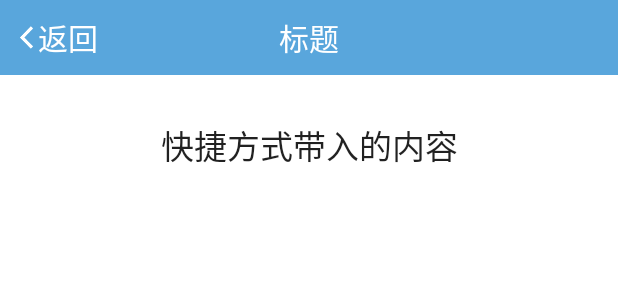
After one commit to hytcyjb/yjboAndroidModule, an Android app: the layout activity_show_content.xml on its own in the app's theme, with its tools: preview values and no code run, on a phone screen of 412 x 824 dp. The commit adds this screen. Shown: the top 300 px of the screen. Run offline under Robolectric (Android 15) with nearby library versions, the phone set to English and light mode, and no system bars.

Commit message:
Android创建桌面快捷方式

```diff
--- a/app/src/main/java/com/yjbo/yjboandroidmodule/fragment/FirstFragment.java
+++ b/app/src/main/java/com/yjbo/yjboandroidmodule/fragment/FirstFragment.java
@@ -33,4 +33,5 @@ public class FirstFragment extends Fragment {
 
     }
 
+
 }
--- a/app/src/main/java/com/yjbo/yjboandroidmodule/view/SlidFragmentActivity.java
+++ b/app/src/main/java/com/yjbo/yjboandroidmodule/view/SlidFragmentActivity.java
@@ -8,6 +8,7 @@ import android.support.v4.app.FragmentPagerAdapter;
 import android.support.v4.view.ViewPager;
 import android.util.TypedValue;
 import android.view.LayoutInflater;
+import android.view.MotionEvent;
 import android.view.View;
 import android.widget.LinearLayout;
 import android.widget.Toast;
@@ -133,6 +134,10 @@ public class SlidFragmentActivity extends BaseYjboSwipeActivity implements OnRef
         }
     }
 
+    @Override
+    public boolean dispatchTouchEvent(MotionEvent event) {
+       return super.dispatchTouchEvent(event);
+    }
 
     public class MyPagerAdapter extends FragmentPagerAdapter {
 
--- /dev/null
+++ b/app/src/main/res/layout/activity_show_content.xml
@@ -0,0 +1,19 @@
+<?xml version="1.0" encoding="utf-8"?>
+<LinearLayout xmlns:android="http://schemas.android.com/apk/res/android"
+    android:layout_width="match_parent"
+    android:layout_height="match_parent"
+    android:background="@color/white"
+    android:orientation="vertical">
+
+    <include layout="@layout/layout_title_public_common" />
+
+
+    <TextView
+        android:id="@+id/show_content_txt"
+        android:layout_width="match_parent"
+        android:layout_height="wrap_content"
+        android:layout_marginTop="30dp"
+        android:gravity="center_horizontal"
+        android:text="快捷方式带入的内容"
+        android:textAppearance="?android:attr/textAppearanceLarge" />
+</LinearLayout>
```
Also changed, not shown: app/src/main/AndroidManifest.xml (+14 -2 lines), app/src/main/java/com/yjbo/yjboandroidmodule/util/ShowCutUtil.java (added, +61 -0 lines), app/src/main/java/com/yjbo/yjboandroidmodule/view/MainActivity.java (+10 -0 lines), app/src/main/java/com/yjbo/yjboandroidmodule/view/ShowContentActivity.java (added, +49 -0 lines), app/src/main/java/com/yjbo/yjboandroidmodule/view/ViewGroupActivity.java (added, +15 -0 lines), app/src/main/res/layout/activity_view_group.xml (added, +12 -0 lines).
